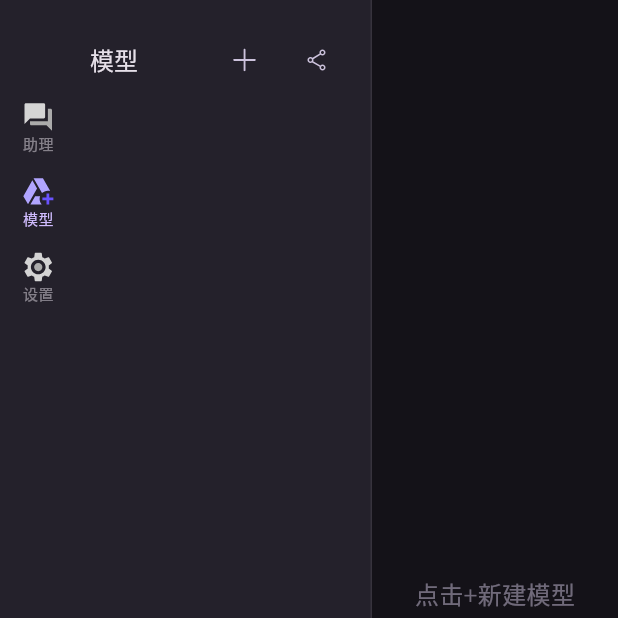
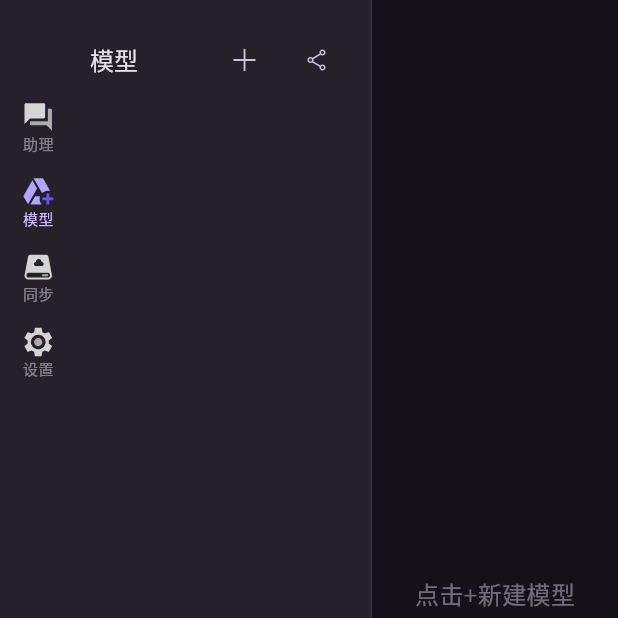
Before and after one commit to nickham-su/talk_ai, a Flutter app: the screen it shows after launch, on a phone screen of 412 x 824 dp, the top half of it. Run offline on Flutter 3.47's test engine with Material 3 defaults, Android fonts, the phone set to English and light mode, and no system bars; our stand-ins replace dio, file_picker, flutter_svg, get, hive, package_info and 1 more; missing offline and left inert: auto_updater, clipboard, diff_match_patch, markdown, markdown_widget, sqlite3 and 2 more; accounts and stored records are empty; statements that could not run were skipped.

Commit message:
feat: 同步页面UI

```diff
--- a/lib/modules/chat/controllers/chat_app_share_controller.dart
+++ b/lib/modules/chat/controllers/chat_app_share_controller.dart
@@ -48,6 +48,6 @@ class ChatAppShareController extends GetxController {
     }).toList();
     final jsonStr = jsonEncode({'apps': apps});
     final compressed = gzipCompress(jsonStr);
-    return '您的好友分享了${apps.length}个助理。打开TalkAI，在[设置]中导入：\ntalkai://$compressed';
+    return '您的好友分享了${apps.length}个助理。打开TalkAI，在[同步]页面中导入：\ntalkai://$compressed';
   }
 }
--- a/lib/modules/llm/controllers/llm_share_controller.dart
+++ b/lib/modules/llm/controllers/llm_share_controller.dart
@@ -47,6 +47,6 @@ class LLMShareController extends GetxController {
 
     final jsonStr = jsonEncode({'models': models});
     final compressed = gzipCompress(jsonStr);
-    return '您的好友分享了${llms.length}个模型。打开TalkAI，在[设置]中导入：\ntalkai://$compressed';
+    return '您的好友分享了${llms.length}个模型。打开TalkAI，在[同步]页面中导入：\ntalkai://$compressed';
   }
 }
--- a/lib/modules/setting/views/setting_page.dart
+++ b/lib/modules/setting/views/setting_page.dart
@@ -6,7 +6,6 @@ import '../../../shared/components/layout/models/layout_menu_type.dart';
 import '../../../shared/components/layout/views/layout.dart';
 import 'components/cache_widget.dart';
 import 'components/http_proxy_switch_widget.dart';
-import 'components/import_widget.dart';
 import 'components/network_timeout.dart';
 import 'components/http_proxy_widget.dart';
 import 'components/theme_widget.dart';
@@ -46,11 +45,10 @@ class SettingPage extends StatelessWidget {
                     ),
                   ),
                   const ThemeWidget(),
-                  const UpdateWidget(),
-                  const ImportWidget(),
                   const NetworkTimeout(),
                   const HttpProxySwitchWidget(),
                   const HttpProxyWidget(),
+                  const UpdateWidget(),
                 ],
               ))),
     );
--- a/lib/routes.dart
+++ b/lib/routes.dart
@@ -6,6 +6,7 @@ import 'modules/llm/bindings/llm_binding.dart';
 import 'modules/llm/views/llm_page.dart';
 import 'modules/setting/bindings/setting_binding.dart';
 import 'modules/setting/views/setting_page.dart';
+import 'modules/sync/views/sync_page.dart';
 
 // 路由页面构建器
 typedef PageBuilder = Widget Function();
@@ -15,6 +16,7 @@ class Routes {
   static const String llm = '/llm';
   static const String template = '/template';
   static const String setting = '/setting';
+  static const String sync = '/sync';
 
   static final routes = [
     GetPage(
@@ -36,6 +38,13 @@ class Routes {
       ],
     ),
     GetPage(
+      name: sync,
+      page: () => const SyncPage(),
+      preventDuplicates: true,
+      transition: Transition.noTransition,
+      bindings: [],
+    ),
+    GetPage(
       name: setting,
       page: () => const SettingPage(),
       preventDuplicates: true,
--- a/lib/shared/components/layout/models/layout_menu_type.dart
+++ b/lib/shared/components/layout/models/layout_menu_type.dart
@@ -2,6 +2,7 @@
 enum LayoutMenuType {
   chat("助理"),
   llm("模型"),
+  sync("同步"),
   setting("设置");
 
   final String value;
--- a/lib/shared/components/layout/views/sidebar.dart
+++ b/lib/shared/components/layout/views/sidebar.dart
@@ -36,6 +36,11 @@ class Sidebar extends StatelessWidget {
                   type: LayoutMenuType.llm,
                   routePath: Routes.llm,
                 ),
+                getListTile(
+                  controller: controller,
+                  type: LayoutMenuType.sync,
+                  routePath: Routes.sync,
+                ),
                 GetBuilder<AppUpdateController>(
                   builder: (AppUpdateController appUpdateController) {
                     return getListTile(
@@ -68,7 +73,8 @@ class Sidebar extends StatelessWidget {
           width: double.infinity,
           height: 50,
           child: IconButton(
-                hoverColor: Get.theme.colorScheme.secondaryContainer.withOpacity(0.4),
+            hoverColor:
+                Get.theme.colorScheme.secondaryContainer.withOpacity(0.4),
             style: ButtonStyle(
               padding: MaterialStateProperty.all(EdgeInsets.zero),
               alignment: Alignment.center,
@@ -133,6 +139,12 @@ class Sidebar extends StatelessWidget {
         } else {
           iconFile = 'assets/icons/layout/layout_llm_gray.svg';
         }
+      case LayoutMenuType.sync:
+        if (currentMenuType == LayoutMenuType.sync) {
+          iconFile = 'assets/icons/layout/layout_sync.svg';
+        } else {
+          iconFile = 'assets/icons/layout/layout_sync_gray.svg';
+        }
       case LayoutMenuType.setting:
         if (currentMenuType == LayoutMenuType.setting) {
           iconFile = 'assets/icons/layout/layout_setting.svg';
--- a/lib/shared/components/share/llm_share_import_dialog.dart
+++ b/lib/shared/components/share/llm_share_import_dialog.dart
@@ -24,7 +24,7 @@ class LLMShareImportDialog extends StatelessWidget {
     String input = importValue ?? '';
 
     return DialogWidget(
-      width: min(Get.width / 2, 400), // or whatever you need
+      width: min(Get.width / 2, 500), // or whatever you need
       height: 300,
       title: '导入数据',
       child: GetBuilder<LLMShareController>(
--- a/lib/shared/components/share/llm_share_link_dialog.dart
+++ b/lib/shared/components/share/llm_share_link_dialog.dart
@@ -19,7 +19,7 @@ class LLMShareLinkDialog extends StatelessWidget {
   @override
   Widget build(BuildContext context) {
     return DialogWidget(
-      width: min(Get.width / 2, 400), // or whatever you need
+      width: min(Get.width / 2, 500), // or whatever you need
       height: 300,
       title: '分享',
       child: GetBuilder<LLMShareController>(
```
Also changed, not shown: lib/modules/sync/views/sync_page.dart (added, +116 -0 lines), assets/icons/layout/layout_sync.svg (added), assets/icons/layout/layout_sync_gray.svg (added). Lines whose indentation alone changed are shown as unchanged.
